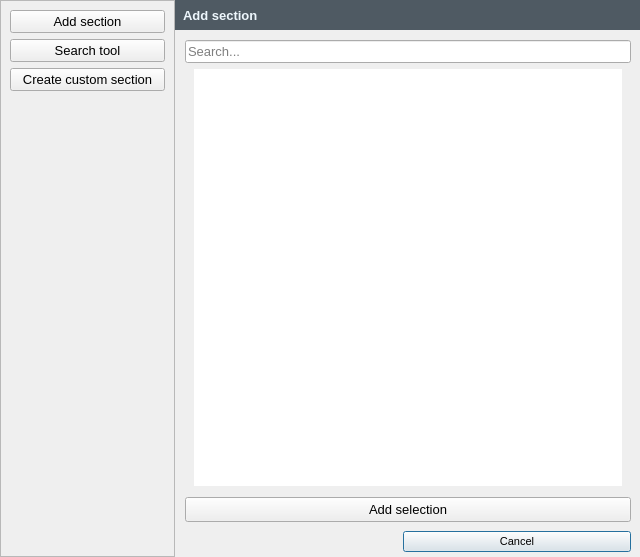
This is SectionManager/UI/select_section_dialog.ui in GIAPspzoo/GIAP_PolaMap_lite as Qt 5 draws it before an edit. The edited form follows.
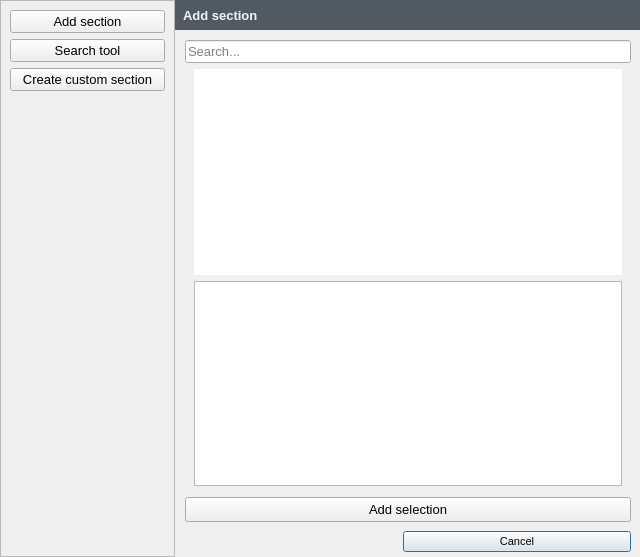
This is the edited form. Icons and pictures are not drawn. Custom widgets are drawn as their Qt base class.

```diff
--- a/SectionManager/UI/select_section_dialog.ui
+++ b/SectionManager/UI/select_section_dialog.ui
@@ -339,6 +339,25 @@
                </property>
               </widget>
              </item>
+             <item>
+              <widget class="QTreeView" name="treeView">
+               <property name="styleSheet">
+                <string notr="true"/>
+               </property>
+               <property name="editTriggers">
+                <set>QAbstractItemView::NoEditTriggers</set>
+               </property>
+               <property name="alternatingRowColors">
+                <bool>false</bool>
+               </property>
+               <property name="selectionMode">
+                <enum>QAbstractItemView::ExtendedSelection</enum>
+               </property>
+               <attribute name="headerVisible">
+                <bool>false</bool>
+               </attribute>
+              </widget>
+             </item>
              <item>
               <spacer name="verticalSpacer_5">
                <property name="orientation">
```
Left out of the diff: 30 changed lines with no effect on the pictures.
